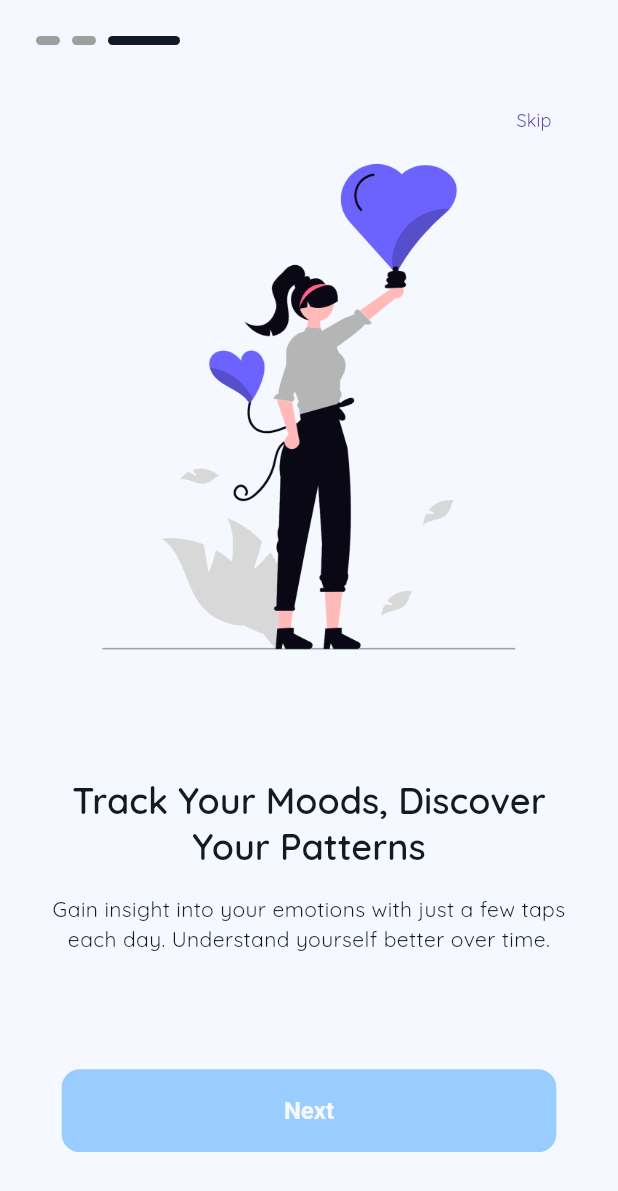
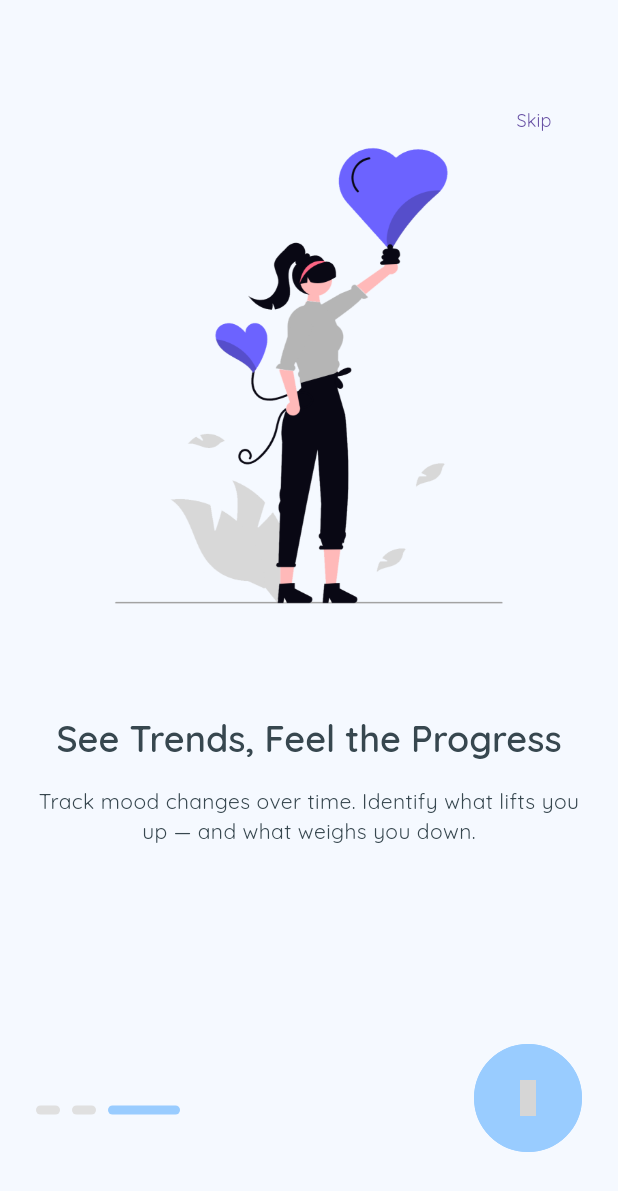
Before and after one commit to TheCringeLord/Moodiary, a Flutter app: the screen it shows after launch, after a tap on "Skip", on a phone screen of 412 x 824 dp. Shown: the top 1191 px of the screen. Run offline on Flutter 3.47's test engine with Material 3 defaults, Android fonts, the phone set to English and light mode, and no system bars; drawn by our look-alikes of smooth_page_indicator; our stand-ins replace connectivity_plus, firebase_storage, get, get_storage, iconsax, logger and 2 more; accounts and stored records are empty; grey boxes are pictures that could not be loaded.

Commit message:
Change Onboarding Design (Pending change pictures)

```diff
--- a/lib/features/authentication/controllers/onboarding/onboarding_controller.dart
+++ b/lib/features/authentication/controllers/onboarding/onboarding_controller.dart
@@ -8,20 +8,6 @@ class OnboardingController extends GetxController {
   ///Variable
   final pageController = PageController();
   Rx<int> currentPageIndex = 0.obs;
-  final buttonText = 'Next'.obs;
-
-  @override
-  void onInit() {
-    super.onInit();
-    // Listen to page changes and keep currentPageIndex & buttonText in sync:
-    pageController.addListener(() {
-      final page = pageController.page?.round() ?? 0;
-      if (page != currentPageIndex.value) {
-        currentPageIndex.value = page;
-        _updateButtonText();
-      }
-    });
-  }
 
   ///Update Current Index when Page Scroll
   void updatePageIndicator(index) => currentPageIndex.value = index;
@@ -44,11 +30,6 @@ class OnboardingController extends GetxController {
     }
   }
 
-  void _updateButtonText() {
-    // 2) Change the RxString’s value
-    buttonText.value = (currentPageIndex.value == 2) ? 'Get Started' : 'Next';
-  }
-
   ///Update Current Index & Jump to last Page
   void skipPage() {
     currentPageIndex.value = 2;
--- a/lib/features/authentication/screens/onboarding/onboarding.dart
+++ b/lib/features/authentication/screens/onboarding/onboarding.dart
@@ -18,11 +18,11 @@ class OnboardingScreen extends StatelessWidget {
     return Scaffold(
       body: Stack(
         children: [
-          ///* Horizontal Scrollable Page
+          ///* Horizontal Scrollable Pages
           PageView(
             controller: controller.pageController,
             onPageChanged: controller.updatePageIndicator,
-            children: [
+            children: const [
               OnBoardingPage(
                 image: TImages.onBoarding1,
                 title: TTexts.onBoardingTitle1,
@@ -30,25 +30,25 @@ class OnboardingScreen extends StatelessWidget {
               ),
               OnBoardingPage(
                 image: TImages.onBoarding2,
-                title: TTexts.onBoardingTitle1,
-                subTitle: TTexts.onBoardingSubTitle1,
+                title: TTexts.onBoardingTitle2,
+                subTitle: TTexts.onBoardingSubTitle2,
               ),
               OnBoardingPage(
                 image: TImages.onBoarding3,
-                title: TTexts.onBoardingTitle1,
-                subTitle: TTexts.onBoardingSubTitle1,
+                title: TTexts.onBoardingTitle3,
+                subTitle: TTexts.onBoardingSubTitle3,
               ),
             ],
           ),
 
           ///* Skip Button
-          const OnBoardingSkip(),
+          OnBoardingSkip(),
 
-          ///* Dot Navigation SmoothPageIndicator
-          const OnBoardingDotNavigator(),
+          ///* Dot Navigation
+          OnBoardingDotNavigator(),
 
-          ///* Circular Button
-          const OnBoardingNextButton(),
+          ///* Next Button
+          OnBoardingNextButton(),
         ],
       ),
     );
--- a/lib/features/authentication/screens/onboarding/widgets/on_boarding_dot_navigator.dart
+++ b/lib/features/authentication/screens/onboarding/widgets/on_boarding_dot_navigator.dart
@@ -4,7 +4,7 @@ import 'package:smooth_page_indicator/smooth_page_indicator.dart';
 import '../../../../../utils/constants/colors.dart';
 import '../../../../../utils/constants/sizes.dart';
 import '../../../../../utils/device/device_utility.dart';
-import '../../../../../utils/helpers/helper_functions.dart';
+
 import '../../../controllers/onboarding/onboarding_controller.dart';
 
 class OnBoardingDotNavigator extends StatelessWidget {
@@ -14,18 +14,18 @@ class OnBoardingDotNavigator extends StatelessWidget {
 
   @override
   Widget build(BuildContext context) {
-    final dark = THelperFunctions.isDarkMode(context);
     final controller = OnboardingController.instance;
 
     return Positioned(
-      top: TDeviceUtils.getStatusBarHeight() + TSizes.defaultSpace,
+      bottom: TDeviceUtils.getBottomNavigationBarHeight() + 25,
       left: TSizes.defaultSpace,
       child: SmoothPageIndicator(
         controller: controller.pageController,
         onDotClicked: controller.dotNavigationClick,
         count: 3,
         effect: ExpandingDotsEffect(
-          activeDotColor: dark ? TColors.primary : TColors.dark,
+          activeDotColor: TColors.primary,
+          dotColor: TColors.grey,
           dotHeight: 6,
         ),
       ),
--- a/lib/features/authentication/screens/onboarding/widgets/on_boarding_next_button.dart
+++ b/lib/features/authentication/screens/onboarding/widgets/on_boarding_next_button.dart
@@ -1,28 +1,32 @@
 import 'package:flutter/material.dart';
-import 'package:get/get.dart';
 
-import '../../../../../utils/device/device_utility.dart';
-import '../../../../../utils/helpers/helper_functions.dart';
-import '../../../controllers/onboarding/onboarding_controller.dart';
+import 'package:moodiary/features/authentication/controllers/onboarding/onboarding_controller.dart';
+import 'package:moodiary/utils/constants/colors.dart';
+import 'package:moodiary/utils/constants/sizes.dart';
+import 'package:moodiary/utils/device/device_utility.dart';
+
+import 'package:iconsax/iconsax.dart';
 
 class OnBoardingNextButton extends StatelessWidget {
-  const OnBoardingNextButton({super.key});
-
+  const OnBoardingNextButton({
+    super.key,
+  });
   @override
   Widget build(BuildContext context) {
     return Positioned(
+      right: TSizes.defaultSpace,
       bottom: TDeviceUtils.getBottomNavigationBarHeight(),
-      right: 0,
-      left: 0,
-      child: Center(
-        child: SizedBox(
-          width: THelperFunctions.screenWidth() * 0.8,
-          child: ElevatedButton(
-            onPressed: OnboardingController.instance.nextPage,
-            child: Obx(() => Text(
-                  OnboardingController.instance.buttonText.value,
-                )),
-          ),
+      child: ElevatedButton(
+        onPressed: () => OnboardingController.instance.nextPage(),
+        style: ElevatedButton.styleFrom(
+          shape: const CircleBorder(),
+          backgroundColor: TColors.primary,
+          padding: const EdgeInsets.all(TSizes.iconMd),
+        ),
+        child: const Icon(
+          Iconsax.arrow_right_3,
+          color: Colors.white,
+          size: TSizes.defaultSpace,
         ),
       ),
     );
--- a/lib/features/authentication/screens/onboarding/widgets/on_boarding_page.dart
+++ b/lib/features/authentication/screens/onboarding/widgets/on_boarding_page.dart
@@ -1,5 +1,6 @@
 import 'package:flutter/material.dart';
 
+import '../../../../../utils/constants/colors.dart';
 import '../../../../../utils/constants/sizes.dart';
 import '../../../../../utils/helpers/helper_functions.dart';
 
@@ -15,24 +16,31 @@ class OnBoardingPage extends StatelessWidget {
 
   @override
   Widget build(BuildContext context) {
+    final dark = THelperFunctions.isDarkMode(context);
     return Padding(
       padding: const EdgeInsets.all(TSizes.defaultSpace),
       child: Column(
         children: [
           Image(
-            width: THelperFunctions.screenWidth() * 0.8,
-            height: THelperFunctions.screenHeight() * 0.6,
+            width: THelperFunctions.screenWidth() * 0.75,
+            height: THelperFunctions.screenHeight() * 0.55,
             image: AssetImage(image),
           ),
           Text(
             title,
-            style: Theme.of(context).textTheme.headlineMedium,
+            style: Theme.of(context)
+                .textTheme
+                .headlineMedium!
+                .apply(color: dark ? TColors.light : TColors.textPrimary),
             textAlign: TextAlign.center,
           ),
           const SizedBox(height: TSizes.spaceBtwItems),
           Text(
             subTitle,
-            style: Theme.of(context).textTheme.bodyMedium,
+            style: Theme.of(context)
+                .textTheme
+                .bodyMedium!
+                .apply(color: dark ? TColors.light : TColors.textPrimary),
             textAlign: TextAlign.center,
           ),
         ],
--- a/lib/utils/constants/colors.dart
+++ b/lib/utils/constants/colors.dart
@@ -18,8 +18,8 @@ class TColors {
   );
 
   // Text colors
-  static const Color textPrimary = Color(0xFF333333);
-  static const Color textSecondary = Color(0xFF6C757D);
+  static const Color textPrimary = Color.fromARGB(255, 55, 71, 79);
+  static const Color textSecondary = Color.fromARGB(255, 120, 144, 156);
   static const Color textWhite = Colors.white;
 
   // Background colors
--- a/lib/utils/constants/text_strings.dart
+++ b/lib/utils/constants/text_strings.dart
@@ -11,15 +11,15 @@ class TTexts {
   // -- OnBoarding Texts
   static const String onBoardingTitle1 =
       "Track Your Moods, Discover Your Patterns";
-  static const String onBoardingTitle2 = "Select Payment Method";
-  static const String onBoardingTitle3 = "Deliver at your door step";
+  static const String onBoardingTitle2 = "Express Yourself Freely";
+  static const String onBoardingTitle3 = "See Trends, Feel the Progress";
 
   static const String onBoardingSubTitle1 =
       "Gain insight into your emotions with just a few taps each day. Understand yourself better over time.";
   static const String onBoardingSubTitle2 =
-      "For Seamless Transactions, Choose Your Payment Path - Your Convenience, Our Priority!";
+      "Write about your day, add mood tags, and reflect on what matters. Your thoughts, safely stored and beautifully visualized.";
   static const String onBoardingSubTitle3 =
-      "From Our Doorstep to Yours - Swift, Secure, and Contactless Delivery!";
+      "Track mood changes over time. Identify what lifts you up — and what weighs you down.";
 
   // -- Authentication Forms
   static const String firstName = "First Name";
```
